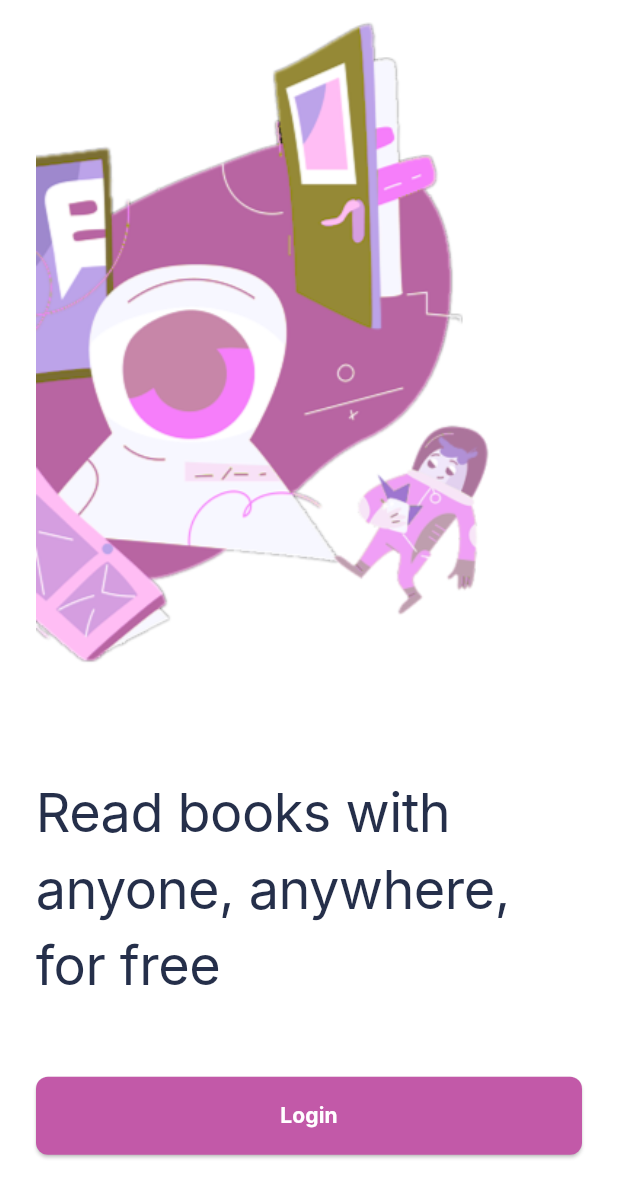
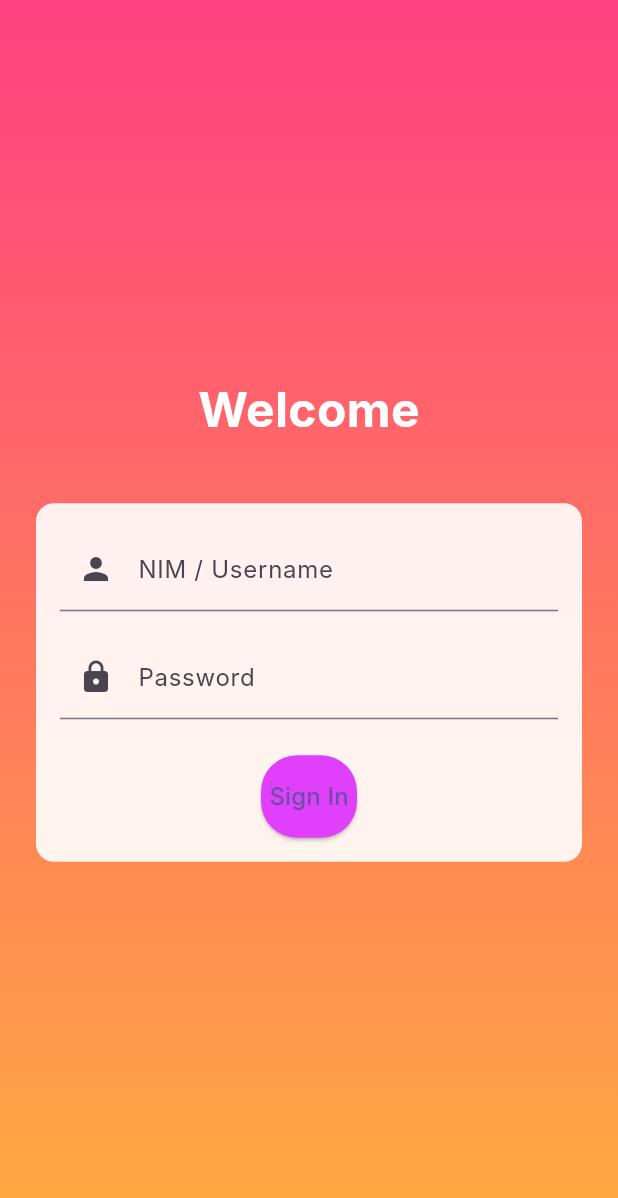
Before and after one commit to reysare/app_mobile, a Flutter app: the screen it shows after launch, after a tap on "Login", on a phone screen of 412 x 824 dp. Shown: the top 1198 px of the screen. Run offline on Flutter 3.47's test engine with Material 3 defaults, Android fonts, the phone set to English and light mode, and no system bars; Roboto replaces fonts that are missing (Inter).

Commit message:
tambah file muna

```diff
--- a/lib/main.dart
+++ b/lib/main.dart
@@ -1,5 +1,7 @@
 import 'package:flutter/material.dart';
 import 'screens/splash_screen.dart';
+import 'screens/login.dart';
+import 'screens/home.dart';
 
 void main() {
   runApp(const MyApp());
@@ -17,6 +19,7 @@ class MyApp extends StatelessWidget {
         fontFamily: 'Inter',
       ),
       home: const SplashScreen(),
+      debugShowCheckedModeBanner: false,
     );
   }
 }
--- /dev/null
+++ b/lib/models/user_models.dart
@@ -0,0 +1,6 @@
+class UserModel {
+  final String nim;
+  final String password;
+
+  UserModel({required this.nim, required this.password});
+}
--- /dev/null
+++ b/lib/screens/home.dart
@@ -0,0 +1,15 @@
+import 'package:flutter/material.dart';
+
+class HomeScreen extends StatelessWidget {
+  const HomeScreen({super.key});
+
+  @override
+  Widget build(BuildContext context) {
+    return Scaffold(
+      appBar: AppBar(title: const Text('Beranda Perpustakaan')),
+      body: const Center(
+        child: Text('Selamat datang di Perpustakaan Instansi!'),
+      ),
+    );
+  }
+}
--- /dev/null
+++ b/lib/screens/login.dart
@@ -0,0 +1,117 @@
+import 'package:flutter/material.dart';
+import '../service/auth_service.dart';
+import 'home.dart';
+
+class LoginScreen extends StatefulWidget {
+  const LoginScreen({super.key});
+
+  @override
+  State<LoginScreen> createState() => _LoginScreenState();
+}
+
+class _LoginScreenState extends State<LoginScreen> {
+  final TextEditingController _nimController = TextEditingController();
+  final TextEditingController _passwordController = TextEditingController();
+  final AuthService _authService = AuthService();
+  String? _errorText;
+
+  void _handleLogin() {
+    final nim = _nimController.text;
+    final password = _passwordController.text;
+
+    if (_authService.login(nim, password)) {
+      Navigator.pushReplacement(
+        context,
+        MaterialPageRoute(builder: (_) => const HomeScreen()),
+      );
+    } else {
+      setState(() {
+        _errorText = 'NIM atau Password salah';
+      });
+    }
+  }
+
+  @override
+  Widget build(BuildContext context) {
+    return Scaffold(
+      body: Container(
+        decoration: const BoxDecoration(
+          gradient: LinearGradient(
+            colors: [Colors.pinkAccent, Colors.orangeAccent],
+            begin: Alignment.topCenter,
+            end: Alignment.bottomCenter,
+          ),
+        ),
+        padding: const EdgeInsets.symmetric(horizontal: 24.0),
+        child: Center(
+          child: SingleChildScrollView(
+            child: Column(
+              crossAxisAlignment: CrossAxisAlignment.stretch,
+              children: [
+                const Text(
+                  'Welcome',
+                  style: TextStyle(
+                    fontSize: 32,
+                    color: Colors.white,
+                    fontWeight: FontWeight.bold,
+                  ),
+                  textAlign: TextAlign.center,
+                ),
+                const SizedBox(height: 40),
+                Container(
+                  padding: const EdgeInsets.all(16.0),
+                  decoration: BoxDecoration(
+                    color: Colors.white.withOpacity(0.9),
+                    borderRadius: BorderRadius.circular(12),
+                  ),
+                  child: Column(
+                    children: [
+                      TextField(
+                        controller: _nimController,
+                        decoration: const InputDecoration(
+                          labelText: 'NIM / Username',
+                          prefixIcon: Icon(Icons.person),
+                        ),
+                      ),
+                      const SizedBox(height: 16),
+                      TextField(
+                        controller: _passwordController,
+                        obscureText: true,
+                        decoration: const InputDecoration(
+                          labelText: 'Password',
+                          prefixIcon: Icon(Icons.lock),
+                        ),
+                      ),
+                      if (_errorText != null) ...[
+                        const SizedBox(height: 12),
+                        Text(
+                          _errorText!,
+                          style: const TextStyle(color: Colors.red),
+                        ),
+                      ],
+                      const SizedBox(height: 24),
+                      ElevatedButton(
+                        onPressed: _handleLogin,
+                        style: ElevatedButton.styleFrom(
+                          backgroundColor: Colors.purpleAccent,
+                          padding: const EdgeInsets.symmetric(vertical: 16.0),
+                          shape: RoundedRectangleBorder(
+                            borderRadius: BorderRadius.circular(24),
+                          ),
+                        ),
+                        child: const Text(
+                          'Sign In',
+                          style: TextStyle(fontSize: 16),
+                        ),
+                      ),
+                    ],
+                  ),
+                ),
+              ],
+            ),
+          ),
+        ),
+      ),
+    );
+  }
+}
--- a/lib/screens/splash_screen.dart
+++ b/lib/screens/splash_screen.dart
@@ -1,4 +1,5 @@
 import 'package:flutter/material.dart';
+import 'login.dart';
 
 class SplashScreen extends StatelessWidget {
   const SplashScreen({Key? key}) : super(key: key);
@@ -39,7 +40,10 @@ class SplashScreen extends StatelessWidget {
                   width: double.infinity,
                   child: ElevatedButton(
                     onPressed: () {
-                      // TODO: Tambahkan navigasi ke halaman login
+                      Navigator.push(
+                        context,
+                        MaterialPageRoute(builder: (_) => const LoginScreen()),
+                      );
                     },
                     style: ElevatedButton.styleFrom(
                       backgroundColor: const Color(0xFFC259A8),
--- /dev/null
+++ b/lib/service/auth_service.dart
@@ -0,0 +1,6 @@
+class AuthService {
+  bool login(String nim, String password) {
+    // Dummy auth logic
+    return nim == '123' && password == 'password';
+  }
+}
```
